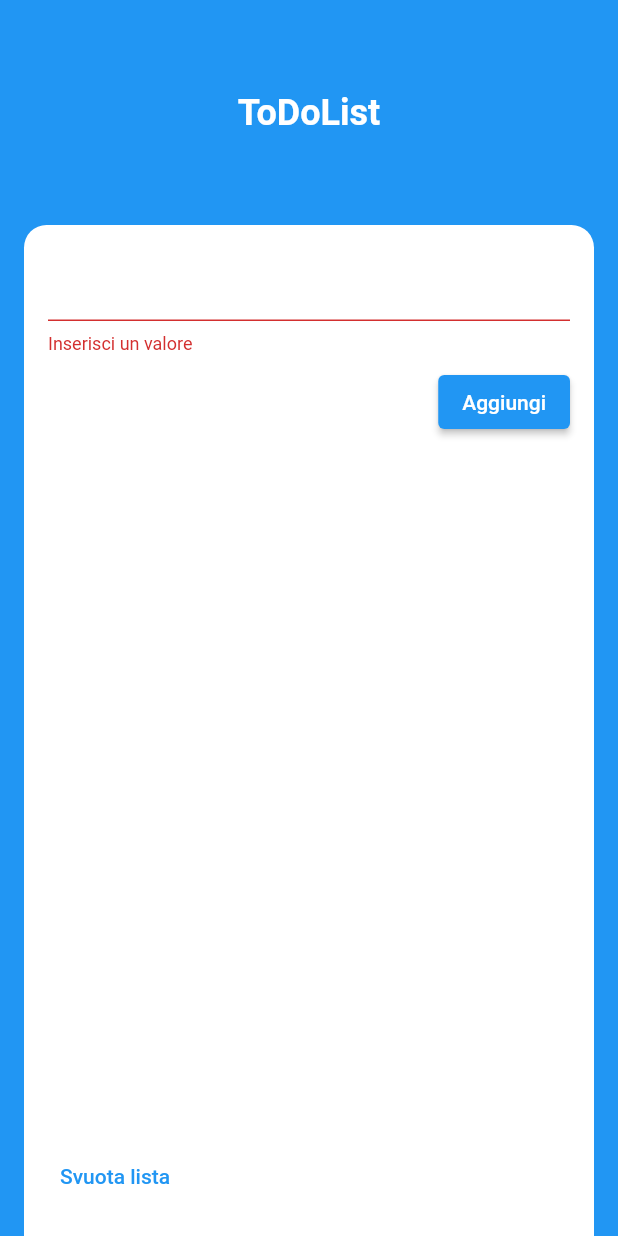
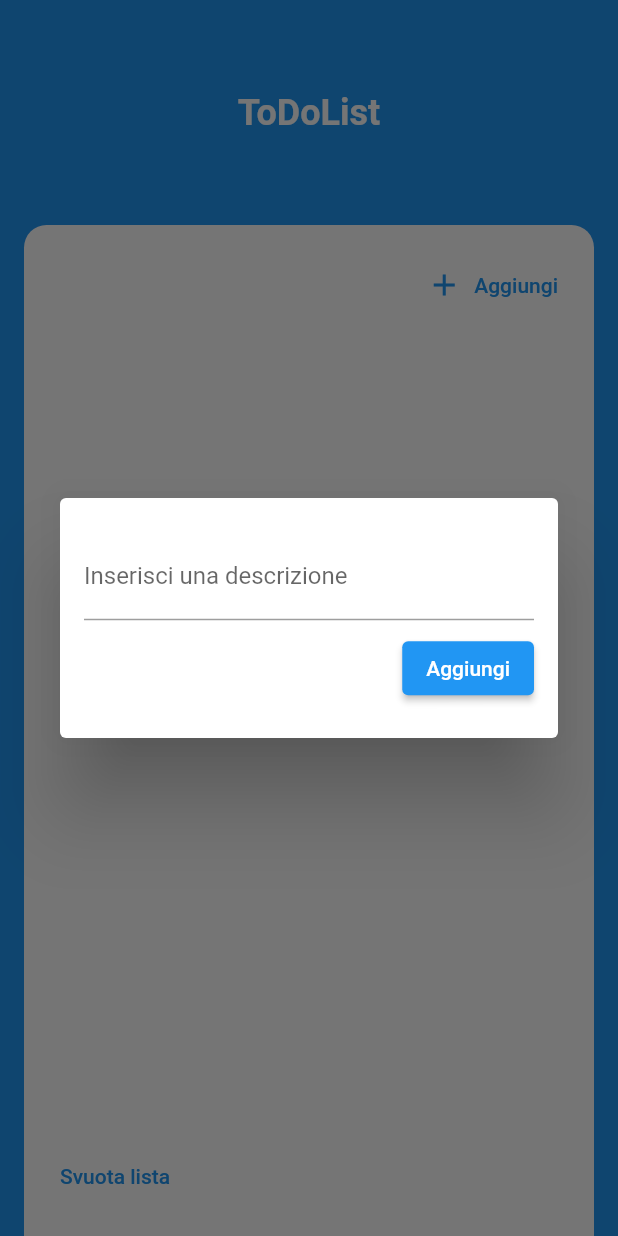
Before and after one commit to puntoclassic/fluttertodolist, a Flutter app: the screen it shows after launch, after a tap on "Aggiungi", on a phone screen of 412 x 824 dp. Run offline on Flutter 3.47's test engine with Material 2 defaults, Android fonts, the phone set to English and light mode, and no system bars; our stand-ins replace bloc, flutter_bloc.

Commit message:
modal form

```diff
--- /dev/null
+++ b/lib/components/add_button.dart
@@ -0,0 +1,27 @@
+import 'package:flutter/material.dart';
+import 'package:fluttertodolist/components/add_form.dart';
+
+class AddButtonWidget extends StatelessWidget {
+  const AddButtonWidget({Key? key}) : super(key: key);
+
+  @override
+  Widget build(BuildContext context) {
+    return TextButton.icon(
+      label: const Text("Aggiungi"),
+      icon: const Icon(Icons.add),
+      onPressed: () {
+        showDialog(
+            context: context,
+            builder: (context) {
+              return Dialog(
+                child: Container(
+                  height: 160,
+                  padding: const EdgeInsets.all(16.0),
+                  child: const AddFormWidget(),
+                ),
+              );
+            });
+      },
+    );
+  }
+}
--- a/lib/components/add_form.dart
+++ b/lib/components/add_form.dart
@@ -18,11 +18,14 @@ class _AddFormWidgetState extends State<AddFormWidget> {
     return Form(
       key: _formKey,
       child: Column(
-        mainAxisAlignment: MainAxisAlignment.spaceBetween,
+        mainAxisAlignment: MainAxisAlignment.center,
         crossAxisAlignment: CrossAxisAlignment.end,
         children: [
           TextFormField(
             controller: textController,
+            decoration: const InputDecoration(
+              label: Text("Inserisci una descrizione"),
+            ),
             validator: (value) {
               if (value == null || value.isEmpty) {
                 return "Inserisci un valore";
@@ -35,10 +38,11 @@ class _AddFormWidgetState extends State<AddFormWidget> {
             child: ElevatedButton(
                 onPressed: () {
                   if (_formKey.currentState!.validate()) {
-                    context.read<TodocubCubit>().addItem(textController.text);
+                    context.read<TodolistCubit>().addItem(textController.text);
                     setState(() {
                       textController.clear();
                     });
+                    Navigator.of(context).pop();
                   }
                 },
                 child: const Text("Aggiungi")),
--- a/lib/components/clear_list.dart
+++ b/lib/components/clear_list.dart
@@ -11,7 +11,7 @@ class ClearListWidget extends StatelessWidget {
     return Row(children: [
       TextButton(
           onPressed: () {
-            context.read<TodocubCubit>().clearList();
+            context.read<TodolistCubit>().clearList();
           },
           child: const Text("Svuota lista"))
     ]);
--- a/lib/components/render_list.dart
+++ b/lib/components/render_list.dart
@@ -7,7 +7,7 @@ class RenderListWidget extends StatelessWidget {
 
   @override
   Widget build(BuildContext context) {
-    return BlocBuilder<TodocubCubit, TodocubState>(
+    return BlocBuilder<TodolistCubit, TodolistCubitState>(
       builder: (context, state) {
         return CustomScrollView(
           slivers: [
@@ -29,7 +29,7 @@ class RenderListWidget extends StatelessWidget {
                         ),
                         IconButton(
                           onPressed: () {
-                            context.read<TodocubCubit>().deleteItem(index);
+                            context.read<TodolistCubit>().deleteItem(index);
                           },
                           icon: const Icon(Icons.delete),
                         )
--- a/lib/cubit/todocub_cubit.dart
+++ b/lib/cubit/todocub_cubit.dart
@@ -1,25 +1,25 @@
 import 'package:bloc/bloc.dart';
 
-class TodocubState {
+class TodolistCubitState {
   final List<String> items;
 
-  TodocubState(this.items);
+  TodolistCubitState(this.items);
 }
 
-class TodocubCubit extends Cubit<TodocubState> {
-  TodocubCubit() : super(TodocubState([]));
+class TodolistCubit extends Cubit<TodolistCubitState> {
+  TodolistCubit() : super(TodolistCubitState([]));
 
   addItem(String item) {
-    emit(TodocubState([...state.items, item]));
+    emit(TodolistCubitState([...state.items, item]));
   }
 
   deleteItem(int index) {
     state.items.removeAt(index);
-    emit(TodocubState(state.items));
+    emit(TodolistCubitState(state.items));
   }
 
   clearList() {
     state.items.clear();
-    emit(TodocubState([]));
+    emit(TodolistCubitState([]));
   }
 }
--- a/lib/main.dart
+++ b/lib/main.dart
@@ -6,7 +6,7 @@ import 'package:fluttertodolist/screens/homepage.dart';
 void main() {
   runApp(
     BlocProvider(
-      create: (context) => TodocubCubit(),
+      create: (context) => TodolistCubit(),
       child: const MyApp(),
     ),
   );
--- a/lib/screens/homepage.dart
+++ b/lib/screens/homepage.dart
@@ -1,4 +1,5 @@
 import 'package:flutter/material.dart';
+import 'package:fluttertodolist/components/add_button.dart';
 import 'package:fluttertodolist/components/add_form.dart';
 import 'package:fluttertodolist/components/clear_list.dart';
 import 'package:fluttertodolist/components/render_list.dart';
@@ -39,8 +40,11 @@ class HomePage extends StatelessWidget {
                 ),
               ),
               margin: const EdgeInsets.symmetric(horizontal: 16, vertical: 0),
-              child: Column(children: [
-                const AddFormWidget(),
+              child: Column(
+                  mainAxisAlignment: MainAxisAlignment.start,
+                  crossAxisAlignment: CrossAxisAlignment.end,
+                  children: [
+                    const AddButtonWidget(),
                     Expanded(
                       child: Container(
                         padding: const EdgeInsets.only(
```
Lines whose indentation alone changed are shown as unchanged.
